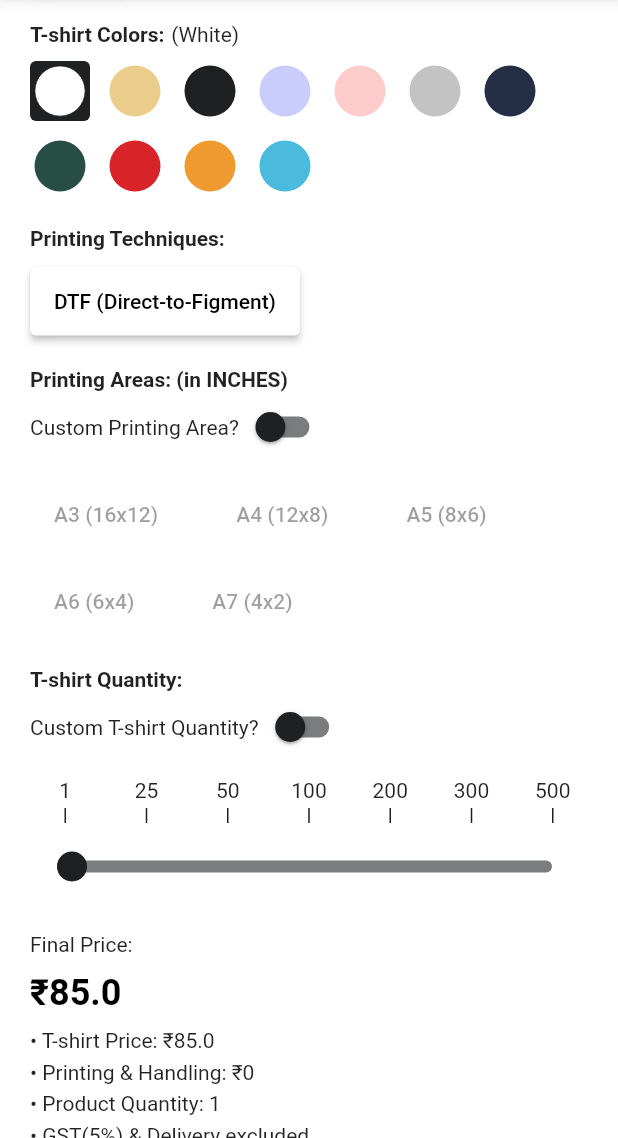
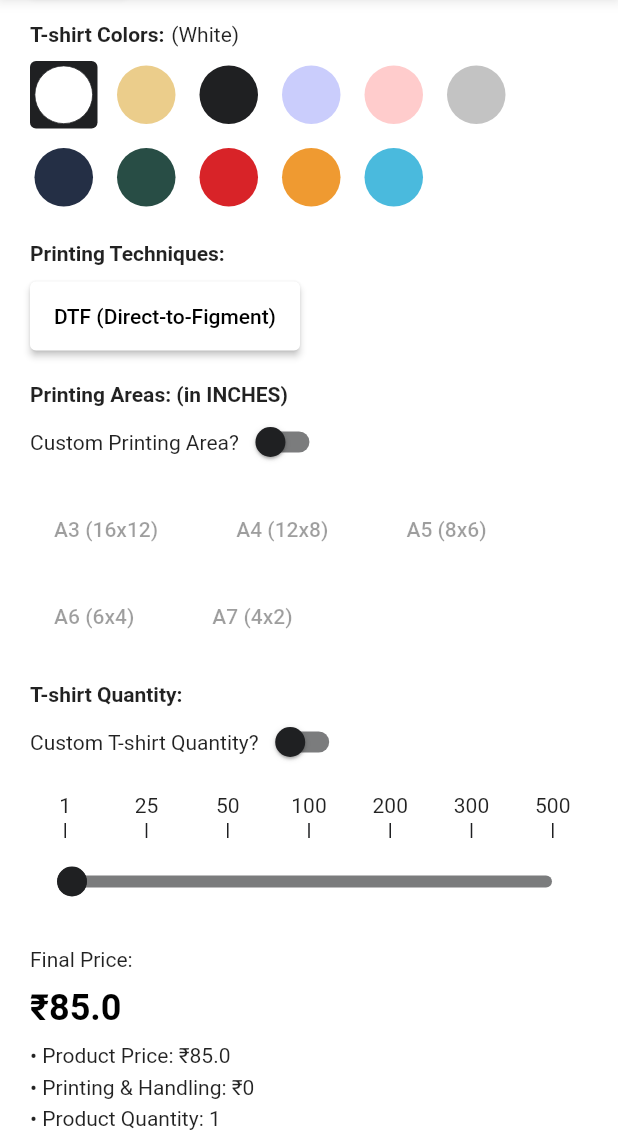
Before and after one commit to littleironical/Inaxia-web-dashboard, a Flutter app: the screen it shows after launch, scrolled down 1152 dp, on a phone screen of 412 x 824 dp, the part 98-1236 px from its top. Run offline on Flutter 3.47's test engine with Material 2 defaults, Android fonts, the light colour scheme and no system bars; our stand-ins replace shimmer; network calls fail.

Commit message:
Model update, Size index 0, bug fixes

```diff
--- a/lib/home/home_view.dart
+++ b/lib/home/home_view.dart
@@ -36,8 +36,8 @@ class _HomeViewState extends State<HomeView> {
 
   // FOR T-SHIRT SIZES
   late List _tshirtSizesAvaialble;
-  String? _selectedTshirtSize;
-  int? _selectedTshirtSizeIndex;
+  late String _selectedTshirtSize;
+  int _selectedTshirtSizeIndex = AppValueManager.v0;
 
   // FOR T-SHIRT COLORS
   late List _tshirtColorsAvailable;
@@ -100,7 +100,6 @@ class _HomeViewState extends State<HomeView> {
       AllTshirtTypesModel(
         true,
         StringsManager.tshirtTypeRoundNeck,
-        160,
         [
           AssetsManager.regularTshirt1,
           AssetsManager.regularTshirt2,
@@ -142,7 +141,6 @@ class _HomeViewState extends State<HomeView> {
       AllTshirtTypesModel(
         false,
         StringsManager.tshirtTypePolo,
-        270,
         [
           AssetsManager.poloTshirt1,
           AssetsManager.poloTshirt2,
@@ -178,8 +176,6 @@ class _HomeViewState extends State<HomeView> {
   _initializeTshirt() {
     for (var element in _allTshirtTypes) {
       if (element.isSelected == true) {
-        // T-SHIRT PRICE
-        _tshirtPrice = element.tshirtPrice;
 
         // T-SHIRT QUALITIES
         _tshirtQualitiesAvailable = element.tshirtQualitiesAvailable;
@@ -216,8 +212,6 @@ class _HomeViewState extends State<HomeView> {
           }
           _allTshirtTypes[_selectedTshirtTypeIndex].isSelected = true;
 
-          _tshirtPrice = _allTshirtTypes[_selectedTshirtTypeIndex].tshirtPrice;
-
           // T-SHIRT IMAGES
           _selectedTshirtImagesIndex = AppValueManager.v0;
           _selectedTshirtImages =
@@ -229,10 +223,10 @@ class _HomeViewState extends State<HomeView> {
           _selectedTshirtQuality = _tshirtQualitiesAvailable[_selectedTshirtQualityIndex];
 
           // T-SHIRT SIZES
-          _selectedTshirtSize = null;
-          _selectedTshirtSizeIndex = null;
           _tshirtSizesAvaialble =
               _allTshirtTypes[_selectedTshirtTypeIndex].tshirtSizesAvailable;
+          _selectedTshirtSizeIndex = AppValueManager.v0;
+          _selectedTshirtSize = _tshirtSizesAvaialble[_selectedTshirtSizeIndex];
 
           // T-SHIRT COLORS
           _tshirtColorsAvailable =
@@ -716,25 +710,24 @@ class _HomeViewState extends State<HomeView> {
                 setState(() {
                   // T-SHIRT TYPES
                   _selectedTshirtTypeIndex = index;
-                  _tshirtPrice =
-                      _allTshirtTypes[_selectedTshirtTypeIndex].tshirtPrice;
 
                   // T-SHIRT IMAGES
                   _selectedTshirtImages =
                       _allTshirtTypes[_selectedTshirtTypeIndex].tshirtImages;
-                  _selectedTshirtImagesIndex = 0;
+                  _selectedTshirtImagesIndex = AppValueManager.v0;
 
                   // T-SHIRT QUALITIES
                   _tshirtQualitiesAvailable = _allTshirtTypes[_selectedTshirtTypeIndex].tshirtQualitiesAvailable;
-                  _selectedTshirtQualityIndex = 0;
+                  _selectedTshirtQualityIndex = AppValueManager.v0;
                   _selectedTshirtQuality = _tshirtQualitiesAvailable[_selectedTshirtQualityIndex];
 
                   // T-SHIRT SIZES
                   _tshirtSizesAvaialble =
                       _allTshirtTypes[_selectedTshirtTypeIndex]
                           .tshirtSizesAvailable;
-                  _selectedTshirtSize = null;
-                  _selectedTshirtSizeIndex = null;
+                  _selectedTshirtSizeIndex = AppValueManager.v0;
+                  _selectedTshirtSize = _tshirtSizesAvaialble[_selectedTshirtSizeIndex];
+
 
                   // T-SHIRT COLORS
                   _tshirtColorsAvailable =
@@ -917,8 +910,8 @@ class _HomeViewState extends State<HomeView> {
               child: Tooltip(
                 message: _getColorName(_tshirtColorsAvailable[index]),
                 child: Container(
-                  width: AppWidgetWidthManager.sw40,
-                  height: AppWidgetHeightManager.sh40,
+                  width: AppWidgetWidthManager.sw45,
+                  height: AppWidgetHeightManager.sh45,
                   decoration: BoxDecoration(
                     color: (_selectedTshirtColorsIndex == index)
                         ? ColorsManager.primary
@@ -1364,7 +1357,7 @@ class _HomeViewState extends State<HomeView> {
               ),
         const SizedBox(height: AppWidgetHeightManager.sh10),
         Text(
-            '• T-shirt Price: ${StringsManager.pricingCurrency}$_tshirtPrice'),
+            '• Product Price: ${StringsManager.pricingCurrency}$_tshirtPrice'),
         const SizedBox(height: AppWidgetHeightManager.sh5),
         (_printingAreaHeight > AppValueManager.v0 &&
                 _printingAreaWidth > AppValueManager.v0)
@@ -1437,7 +1430,7 @@ class _HomeViewState extends State<HomeView> {
   _orderASample() {
     return InkWell(
       onTap: () => _sendWhatsappMessage(
-          'Hi, I wanted to order a sample of \n• T-shirt Type: ${_allTshirtTypes[_selectedTshirtTypeIndex].tshirtType} \n• T-shirt Size: $_selectedTshirtSize \n• T-shirt Color: ${_getColorName(_selectedTshirtColor)} \n• Printing Technique: $_selectedPrintingTechnique \n• Printing Area (inch): $_printingAreaHeight x $_printingAreaWidth \n• T-shirt Price: ₹$_tshirtPrice \n• Printing Price: ₹$_printingPriceMinimum \n• T-shirt Quantity: $_tshirtQuantityValue \nTotal Cost: ₹$_finalPriceMinimum \nFinal Price: ₹$_finalPriceMinimum'),
+          'Hi, I wanted to order a sample of \n• T-shirt Type: ${_allTshirtTypes[_selectedTshirtTypeIndex].tshirtType} \n• T-shirt Size: $_selectedTshirtSize \n• T-shirt Color: ${_getColorName(_selectedTshirtColor)} \n• Printing Technique: $_selectedPrintingTechnique \n• Printing Area (inch): $_printingAreaHeight x $_printingAreaWidth \n• Product Price: ₹$_tshirtPrice \n• Printing Price: ₹$_printingPriceMinimum \n• T-shirt Quantity: $_tshirtQuantityValue \nTotal Cost: ₹$_finalPriceMinimum \nFinal Price: ₹$_finalPriceMinimum'),
       child: Container(
         height: AppWidgetHeightManager.sh50,
         width: double.maxFinite,
@@ -1476,7 +1469,7 @@ class _HomeViewState extends State<HomeView> {
   _shareOnWhatsApp() {
     return InkWell(
       onTap: () => _sendWhatsappMessage(
-          'Hi, I\'m looking for... \n• T-shirt Type: ${_allTshirtTypes[_selectedTshirtTypeIndex].tshirtType} \n• T-shirt Size: $_selectedTshirtSize \n• T-shirt Color: ${_getColorName(_selectedTshirtColor)} \n• Printing Technique: $_selectedPrintingTechnique \n• Printing Area (inch): $_printingAreaHeight x $_printingAreaWidth \n• T-shirt Price: ₹$_tshirtPrice \n• Printing Price: ₹$_printingPriceMinimum \n• T-shirt Quantity: $_tshirtQuantityValue \nTotal Cost: ₹$_finalPriceMinimum \nFinal Price: ₹$_finalPriceMinimum'),
+          'Hi, I\'m looking for... \n• T-shirt Type: ${_allTshirtTypes[_selectedTshirtTypeIndex].tshirtType} \n• T-shirt Size: $_selectedTshirtSize \n• T-shirt Color: ${_getColorName(_selectedTshirtColor)} \n• Printing Technique: $_selectedPrintingTechnique \n• Printing Area (inch): $_printingAreaHeight x $_printingAreaWidth \n• Product Price: ₹$_tshirtPrice \n• Printing Price: ₹$_printingPriceMinimum \n• T-shirt Quantity: $_tshirtQuantityValue \nTotal Cost: ₹$_finalPriceMinimum \nFinal Price: ₹$_finalPriceMinimum'),
       child: Container(
         height: AppWidgetHeightManager.sh50,
         width: double.maxFinite,
@@ -1510,7 +1503,7 @@ class _HomeViewState extends State<HomeView> {
     const String whatsappNumber =
         '919319289478'; // INAXIA OFFICIAL WHATSAPP NUMBER
     String message = whatsAppMessage;
-    // 'Hi, I\'m looking for... \n• T-shirt Type: ${_allTshirtTypes[_selectedTshirtTypeIndex].tshirtType} \n• T-shirt Size: $_selectedTshirtSize \n• T-shirt Color: ${_getColorName(_selectedTshirtColor)} \n• Printing Technique: $_selectedPrintingTechnique \n• Printing Area (inch): $_printingAreaHeight x $_printingAreaWidth \n• T-shirt Price: ₹$_tshirtPrice \n• Printing Price: ₹$_printingPrice \n• T-shirt Quantity: $_tshirtQuantityValue \nTotal Cost: ₹$_totalCost \nDiscount: $_discountValue% \nFinal Price: ₹$_finalDiscountedPrice';
+    // 'Hi, I\'m looking for... \n• T-shirt Type: ${_allTshirtTypes[_selectedTshirtTypeIndex].tshirtType} \n• T-shirt Size: $_selectedTshirtSize \n• T-shirt Color: ${_getColorName(_selectedTshirtColor)} \n• Printing Technique: $_selectedPrintingTechnique \n• Printing Area (inch): $_printingAreaHeight x $_printingAreaWidth \n• Product Price: ₹$_tshirtPrice \n• Printing Price: ₹$_printingPrice \n• T-shirt Quantity: $_tshirtQuantityValue \nTotal Cost: ₹$_totalCost \nDiscount: $_discountValue% \nFinal Price: ₹$_finalDiscountedPrice';
     final url = Uri.parse("https://wa.me/$whatsappNumber?text=$message");
     if (!await launchUrl(
       url,
--- a/lib/model/models.dart
+++ b/lib/model/models.dart
@@ -1,7 +1,6 @@
 class AllTshirtTypesModel {
   bool isSelected;
   final String tshirtType;
-  final double tshirtPrice;
   final List tshirtImages;
   final List tshirtQualitiesAvailable;
   final List tshirtSizesAvailable;
@@ -10,7 +9,6 @@ class AllTshirtTypesModel {
   AllTshirtTypesModel(
     this.isSelected,
     this.tshirtType,
-    this.tshirtPrice,
     this.tshirtImages,
     this.tshirtQualitiesAvailable,
     this.tshirtSizesAvailable,
--- a/lib/resources/icons_manager.dart
+++ b/lib/resources/icons_manager.dart
@@ -3,5 +3,5 @@ import 'package:flutter/material.dart';
 class IconsManager {
   static const IconData error = Icons.error_outline_rounded;
   static const IconData arrowDown = Icons.arrow_drop_down_rounded;
-  static const IconData orderASampleIcon = Icons.shopping_cart_outlined;
+  static const IconData orderASampleIcon = Icons.shopping_bag_outlined;
 }
--- a/lib/resources/strings_manager.dart
+++ b/lib/resources/strings_manager.dart
@@ -1,13 +1,13 @@
 class StringsManager {
   static const String appTitle = 'INAXIA Catalogue';
   static const String emptyString = '';
-  static const String orderASampleButtonText = 'Order a Sample';
-  static const String whatsappButtonText = 'Share on WhatsApp';
+  static const String orderASampleButtonText = 'Request a Sample';
+  static const String whatsappButtonText = 'Enquire on WhatsApp';
   static const String imageInteractiveView = 'Interactive View';
   static const String networkError = 'Network Error';
   static const String warningPricesMayVary = 'PRICES MAY VARY BASED ON QUALITY, PRINTING AREA & QUANTITY OF PRODUCT';
   static const String warningPricesNotIncluded = '• GST(5%) & Delivery excluded';
-  static const String warningBulkDiscounts = '• Bulk Discounts Available (Ask on WhatsApp)';
+  static const String warningBulkDiscounts = '• Bulk Discount Available (Enquire on WhatsApp)';
 
   // T-SHIRT TYPE
   static const String tshirtTypeTitle = 'T-shirt Type: ';
@@ -62,7 +62,7 @@ class StringsManager {
   static const String printingAreasA5 = 'A5 (8x6)';
   static const String printingAreasA6 = 'A6 (6x4)';
   static const String printingAreasA7 = 'A7 (4x2)';
-  static const String selectPrintingTechnique = '*Select Printing Technique*';
+  static const String selectPrintingTechnique = 'Select Printing Technique!';
   static const String customPrintitngArea = 'Custom Printing Area?';
   static const String customPrintingHeight = 'Height';
   static const String customPrintingWidth = 'Width';
--- a/lib/resources/values_manager.dart
+++ b/lib/resources/values_manager.dart
@@ -31,6 +31,7 @@ class AppWidgetHeightManager {
   static const double sh30 = 30;
   static const double sh35 = 35;
   static const double sh40 = 40;
+  static const double sh45 = 45;
   static const double sh50 = 50;
   static const double sh60 = 60;
   static const double sh80 = 80;
@@ -54,6 +55,7 @@ class AppWidgetWidthManager {
   static const double sw27 = 27;
   static const double sw30 = 30;
   static const double sw40 = 40;
+  static const double sw45 = 45;
   static const double sw60 = 60;
   static const double sw80 = 80;
   static const double sw100 = 100;
--- a/pubspec.yaml
+++ b/pubspec.yaml
@@ -16,7 +16,7 @@ publish_to: 'none' # Remove this line if you wish to publish to pub.dev
 # https://developer.apple.com/library/archive/documentation/General/Reference/InfoPlistKeyReference/Articles/CoreFoundationKeys.html
 # In Windows, build-name is used as the major, minor, and patch parts
 # of the product and file versions while build-number is used as the build suffix.
-version: 1.1.1+11 # VERSION - T-SHIRT QUALITY ADDED + REMOVED PRICING DIFFER WITH SIZE + IMAGE UPLOADED TO IMAGEKIT + BUG FIXES
+version: 1.1.2+12 # VERSION - REMOVED T-SHIRT PRICE FROM MODEL + SIZE INITIAL INDEX TO 0 + BUG FIXES
 
 environment:
   sdk: '>=3.0.5 <4.0.0'
```
Also changed, not shown: 1 other file.
